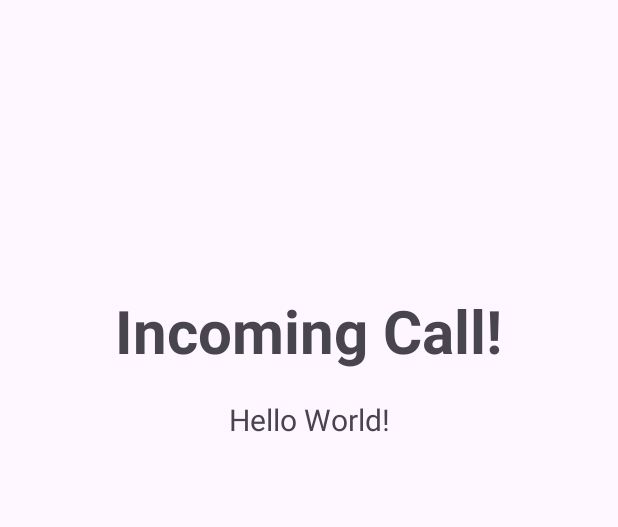
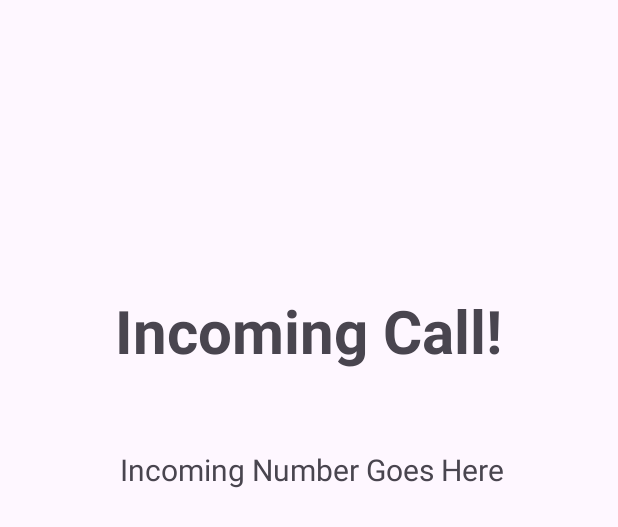
Before and after one commit to ElisabethHassan/Test1_EC_Q15, an Android app: the layout activity_main.xml on its own in the app's theme, with its tools: preview values and no code run, on a phone screen of 412 x 824 dp. Shown: the top 527 px of the screen. Run offline under Robolectric (Android 15) with nearby library versions, the phone set to English and light mode, and no system bars.

Commit message:
update functionalities

```diff
--- a/app/build.gradle.kts
+++ b/app/build.gradle.kts
@@ -4,12 +4,12 @@ plugins {
 
 android {
     namespace = "com.example.test1_ec_q15"
-    compileSdk = 33
+    compileSdk = 34
 
     defaultConfig {
         applicationId = "com.example.test1_ec_q15"
         minSdk = 33
-        targetSdk = 33
+        targetSdk = 34
         versionCode = 1
         versionName = "1.0"
 
@@ -31,7 +31,7 @@ android {
 dependencies {
 
     implementation("androidx.appcompat:appcompat:1.6.1")
-    implementation("com.google.android.material:material:1.10.0")
+    implementation("com.google.android.material:material:1.8.0")
     implementation("androidx.constraintlayout:constraintlayout:2.1.4")
     testImplementation("junit:junit:4.13.2")
     androidTestImplementation("androidx.test.ext:junit:1.1.5")
--- a/app/src/main/res/layout/activity_main.xml
+++ b/app/src/main/res/layout/activity_main.xml
@@ -5,18 +5,6 @@
     android:layout_width="match_parent"
     android:layout_height="match_parent"
     tools:context=".MainActivity">
-
-    <TextView
-        android:id="@+id/numberTV_id"
-        android:layout_width="wrap_content"
-        android:layout_height="wrap_content"
-        android:text="Hello World!"
-        android:textSize="20sp"
-        app:layout_constraintBottom_toBottomOf="parent"
-        app:layout_constraintEnd_toEndOf="parent"
-        app:layout_constraintStart_toStartOf="parent"
-        app:layout_constraintTop_toBottomOf="@+id/headlineTV_id"
-        app:layout_constraintVertical_bias="0.034" />
 
     <TextView
         android:id="@+id/headlineTV_id"
@@ -30,4 +18,15 @@
         app:layout_constraintEnd_toEndOf="parent"
         app:layout_constraintTop_toTopOf="parent" />
 
+    <TextView
+        android:id="@+id/numberTV_id"
+        android:layout_width="wrap_content"
+        android:layout_height="wrap_content"
+        android:layout_marginTop="52dp"
+        android:layout_marginEnd="76dp"
+        android:text="@string/number"
+        android:textSize="20sp"
+        app:layout_constraintEnd_toEndOf="parent"
+        app:layout_constraintTop_toBottomOf="@+id/headlineTV_id" />
+
 </androidx.constraintlayout.widget.ConstraintLayout>
```
Also changed, not shown: app/src/main/AndroidManifest.xml (+7 -1 lines), app/src/main/java/com/example/test1_ec_q15/MainActivity.java (+12 -5 lines), app/src/main/java/com/example/test1_ec_q15/MyReceiver.java (+8 -2 lines).
